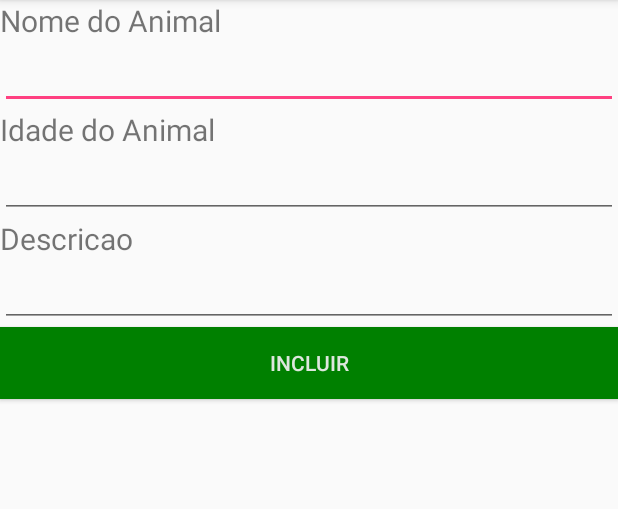
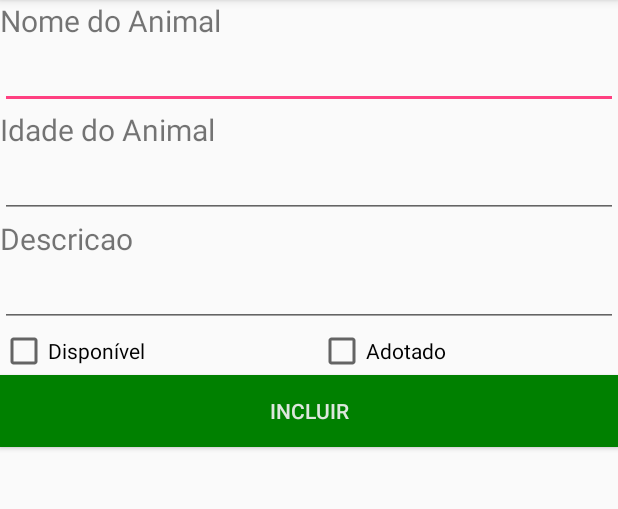
Before and after one commit to guilhermebreed/AdoteUmPet, an Android app: the AnimalActivity screen opened directly, with no data from a screen before it, on a phone screen of 412 x 824 dp, the part 84-593 px from its top. Run offline under Robolectric (Android 15) with nearby library versions, the phone set to English and light mode, and no system bars.

Commit message:
Atualização do layout de cadastro e editar animal

```diff
--- a/app/src/main/res/layout/animal_cadastro.xml
+++ b/app/src/main/res/layout/animal_cadastro.xml
@@ -39,6 +39,26 @@
         android:text=""
         android:gravity="top|center"
         />
+    <GridLayout
+        android:layout_width="fill_parent"
+        android:layout_height="wrap_content"
+        android:columnCount="2"
+        android:rowCount="1">
+
+        <CheckBox android:id="@+id/status_animal_disponivel"
+            android:layout_width="wrap_content"
+            android:layout_height="wrap_content"
+            android:text="Disponível"
+            android:onClick="onCheckboxClicked"
+            android:layout_columnWeight="1"/>
+
+        <CheckBox android:id="@+id/status_animal_adotado"
+            android:layout_width="wrap_content"
+            android:layout_height="wrap_content"
+            android:text="Adotado"
+            android:onClick="onCheckboxClicked"
+            android:layout_columnWeight="1"/>
+    </GridLayout>
     <Button
         android:id="@+id/cad_btnIncluir"
         android:layout_width="fill_parent"
```
Also changed, not shown: app/src/main/res/layout/activity_animal_editar.xml (+11 -3 lines).
